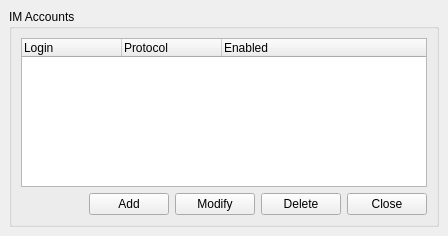
tkrotoff/WengoPhone, file wengophone/src/presentation/qt/imaccount/IMAccountManager.ui: the form before one commit.
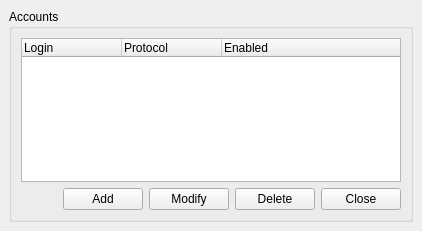
The form after the commit.

Commit message: - QtProfileDetails now takes UserProfile for its constructor. - QtAddIMContact now associates an IMContact with a IMAccount - New icon protocols/sip.png

Diff of the .ui file:
```diff
--- a/wengophone/src/presentation/qt/imaccount/IMAccountManager.ui
+++ b/wengophone/src/presentation/qt/imaccount/IMAccountManager.ui
@@ -8,8 +8,8 @@
    <rect>
     <x>0</x>
     <y>0</y>
-    <width>448</width>
-    <height>236</height>
+    <width>422</width>
+    <height>231</height>
    </rect>
   </property>
   <property name="windowTitle" >
@@ -25,7 +25,7 @@
    <item row="0" column="0" >
     <widget class="QGroupBox" name="groupBox" >
      <property name="title" >
-      <string>IM Accounts</string>
+      <string>Accounts</string>
      </property>
      <layout class="QGridLayout" >
       <property name="margin" >
@@ -36,6 +36,12 @@
       </property>
       <item row="0" column="0" >
        <widget class="QTreeWidget" name="treeWidget" >
+        <property name="minimumSize" >
+         <size>
+          <width>0</width>
+          <height>70</height>
+         </size>
+        </property>
         <property name="rootIsDecorated" >
          <bool>false</bool>
         </property>
```
The commit also changes 15 other files.
